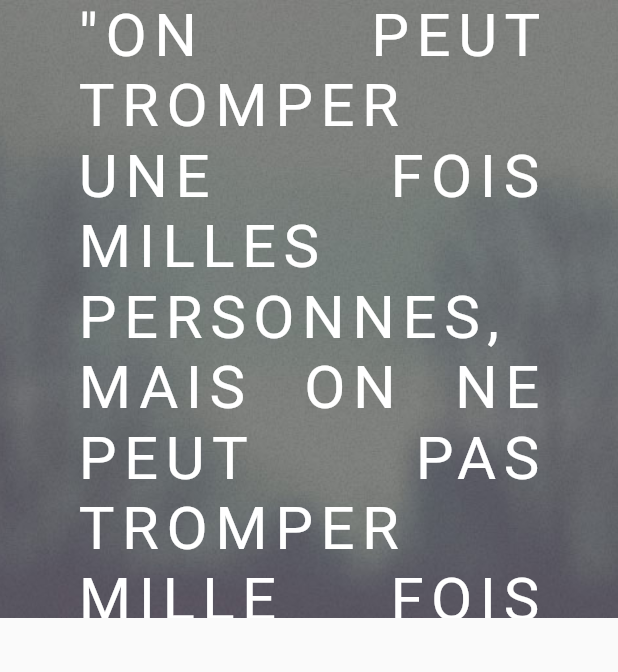
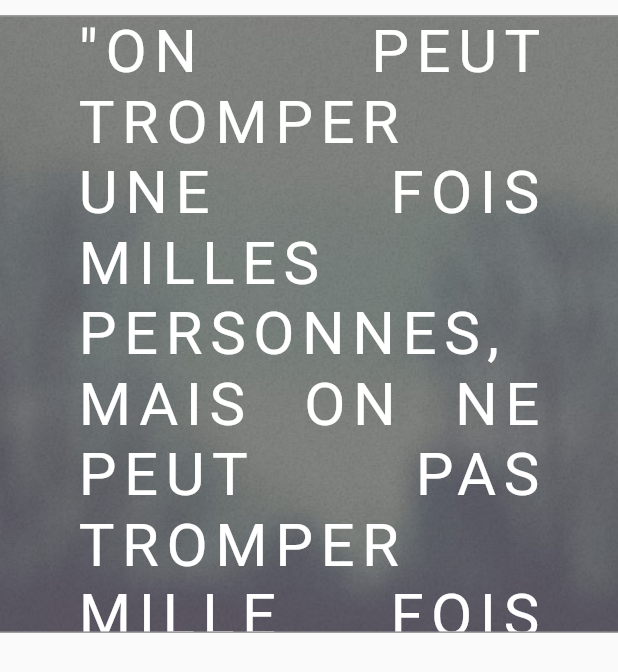
Before and after one commit to alexandrecld/fake_news_flutter, a Flutter app: the ContainerTextImage widget shown alone on an empty page, opened directly, on a phone screen of 412 x 824 dp. Shown: the top 672 px of the screen. Run offline on Flutter 3.47's test engine with Material 2 defaults, Android fonts, the phone set to English and light mode, and no system bars.

Commit message:
Ajout des sections, top, lastNews, banner et contact

```diff
--- a/lib/constantes.dart
+++ b/lib/constantes.dart
@@ -24,7 +24,6 @@ List<ButtonObject> menuButton = [
   ButtonObject(text: "Rouages", icon: Icons.settings, destination: const MainPage()),
 ];
 
-
 List<HoverButton> menuButtonHover() =>
     menuButton.map((button) => HoverButton(buttonObject: button)).toList();
 
--- a/lib/widgets/container_text_image.dart
+++ b/lib/widgets/container_text_image.dart
@@ -8,12 +8,20 @@ class ContainerTextImage extends StatelessWidget {
   Widget build(BuildContext context) {
     Size size = MediaQuery.of(context).size;
 
-    return Container(
+    return Padding(
+      padding: const EdgeInsets.only(top: 10, bottom: 10),
+      child: Container(
         height: size.height / 2,
         width: size.width,
         decoration: BoxDecoration(
+          border: const Border(
+            top: BorderSide(
+                color: Colors.grey, width: 1.0, style: BorderStyle.solid),
+            bottom: BorderSide(
+                color: Colors.grey, width: 1.0, style: BorderStyle.solid),
+          ),
           image: DecorationImage(
-            image: Image.asset(bannerImage).image, fit: BoxFit.cover),
+              image: AssetImage(bannerImage), fit: BoxFit.cover),
         ),
         child: Center(
           child: Padding(
@@ -42,6 +50,7 @@ class ContainerTextImage extends StatelessWidget {
             ),
           ),
         ),
+      ),
     );
   }
 }
```
Lines whose indentation alone changed are shown as unchanged.
